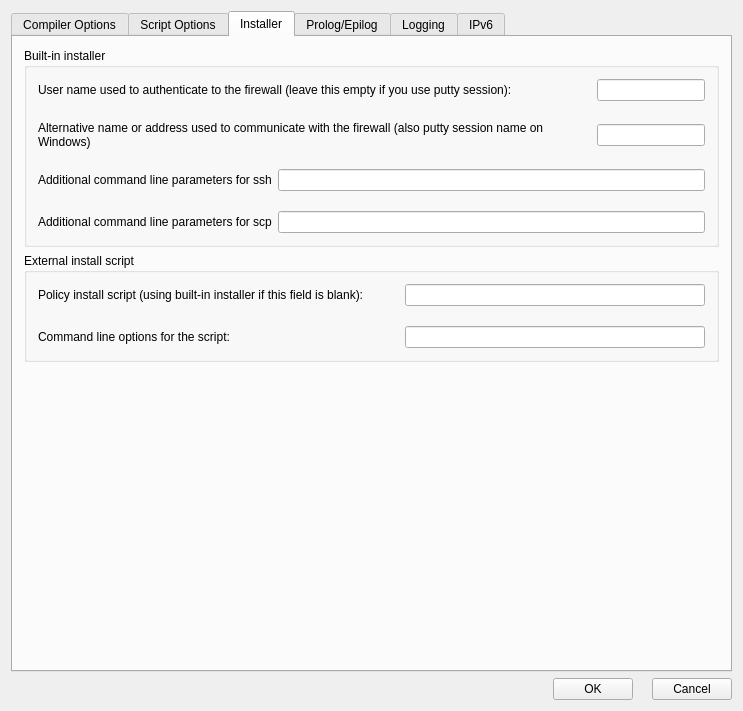
Qt form src/gui/iosacladvanceddialog_q.ui (fwbuilder/fwbuilder) before a commit.
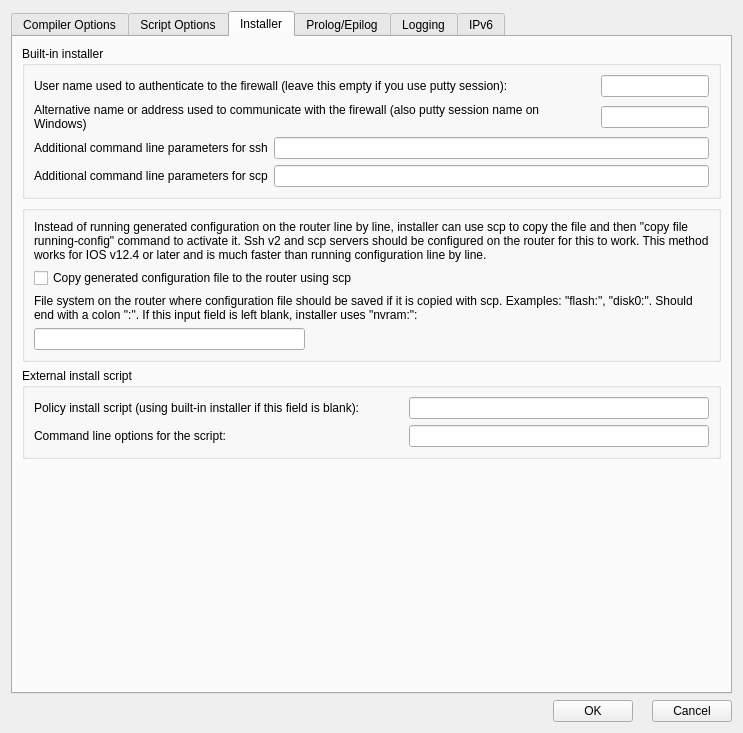
The same form after that commit. The open tabs and pages were chosen to show the change.

The edit to the form file:
```diff
--- a/src/gui/iosacladvanceddialog_q.ui
+++ b/src/gui/iosacladvanceddialog_q.ui
@@ -9,7 +9,7 @@
     <x>0</x>
     <y>0</y>
     <width>743</width>
-    <height>711</height>
+    <height>733</height>
    </rect>
   </property>
   <property name="windowTitle" >
@@ -479,16 +479,13 @@
       <attribute name="title" >
        <string>Installer</string>
       </attribute>
-      <layout class="QGridLayout" name="gridLayout_3" >
+      <layout class="QGridLayout" name="gridLayout_8" >
        <item row="0" column="0" >
         <widget class="QGroupBox" name="groupBox2" >
          <property name="title" >
           <string>Built-in installer</string>
          </property>
          <layout class="QGridLayout" name="gridLayout" >
-          <property name="verticalSpacing" >
-           <number>20</number>
-          </property>
           <item row="0" column="0" >
            <widget class="QLabel" name="textLabel1_2" >
             <property name="text" >
@@ -599,13 +596,65 @@
         </widget>
        </item>
        <item row="1" column="0" >
+        <widget class="QGroupBox" name="SCPgroupBox" >
+         <property name="title" >
+          <string/>
+         </property>
+         <layout class="QGridLayout" name="gridLayout_3" >
+          <item row="0" column="0" colspan="2" >
+           <widget class="QLabel" name="label" >
+            <property name="text" >
+             <string>Instead of running generated configuration on the router line by line, installer can use scp to copy the file and then "copy file running-config" command to activate it. Ssh v2 and scp servers should be configured on the router for this to work. This method works for IOS v12.4 or later and is much faster than running configuration line by line.</string>
+            </property>
+            <property name="wordWrap" >
+             <bool>true</bool>
+            </property>
+           </widget>
+          </item>
+          <item row="1" column="0" colspan="2" >
+           <widget class="QCheckBox" name="use_scp" >
+            <property name="text" >
+             <string>Copy generated configuration file to the router using scp</string>
+            </property>
+           </widget>
+          </item>
+          <item row="2" column="0" colspan="2" >
+           <widget class="QLabel" name="label_3" >
+            <property name="text" >
+             <string>File system on the router where configuration file should be saved if it is copied with scp. Examples: "flash:", "disk0:". Should end with a colon ":". If this input field is left blank, installer uses "nvram:":</string>
+            </property>
+            <property name="wordWrap" >
+             <bool>true</bool>
+            </property>
+           </widget>
+          </item>
+          <item row="3" column="0" >
+           <widget class="QLineEdit" name="filesystem" />
+          </item>
+          <item row="3" column="1" >
+           <spacer name="horizontalSpacer" >
+            <property name="orientation" >
+             <enum>Qt::Horizontal</enum>
+            </property>
+            <property name="sizeHint" stdset="0" >
+             <size>
+              <width>398</width>
+              <height>20</height>
+             </size>
+            </property>
+           </spacer>
+          </item>
+         </layout>
+        </widget>
+       </item>
+       <item row="2" column="0" >
         <widget class="QGroupBox" name="groupBox1" >
          <property name="title" >
           <string>External install script</string>
          </property>
          <layout class="QGridLayout" name="gridLayout_2" >
           <property name="verticalSpacing" >
-           <number>20</number>
+           <number>-1</number>
           </property>
           <item row="0" column="0" >
            <layout class="QHBoxLayout" name="horizontalLayout" >
@@ -688,7 +737,7 @@
          </layout>
         </widget>
        </item>
-       <item row="2" column="0" >
+       <item row="3" column="0" >
         <spacer>
          <property name="orientation" >
           <enum>Qt::Vertical</enum>
@@ -1098,7 +1147,6 @@
    </item>
   </layout>
  </widget>
- <layoutdefault spacing="6" margin="11" />
  <tabstops>
   <tabstop>tabWidget</tabstop>
   <tabstop>outputFileName</tabstop>
```
Left out of the diff: 62 changed lines with no effect on the pictures.
